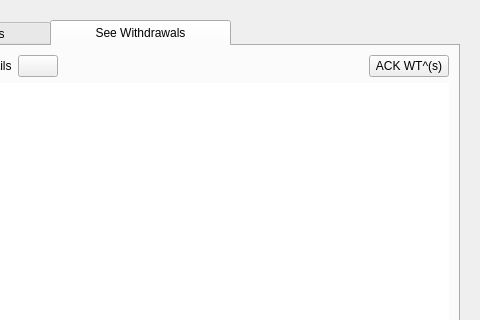
First picture: the form in src/qt/forms/sidechainpage.ui, repository torkelrogstad/mainchain, before the edit; both pictures show x 516 to 996 and y 0 to 320 of the 996 by 436 pixel window.
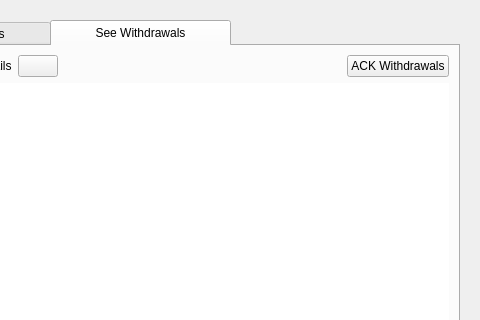
Second picture: the form after the edit. The open tabs and pages were chosen to show the change. Icons and pictures are not drawn. Custom widgets are drawn as their Qt base class.

Commit message:
Refactoring: spell out Withdrawal instead of WT^
* Replace mentions of WT^ with "Withdrawal"

* Update functions and file names to replace "WTPrime" with "Withdrawal"

* Update RPC function names

* Update UI labels

What changed in the file:
```diff
--- a/src/qt/forms/sidechainpage.ui
+++ b/src/qt/forms/sidechainpage.ui
@@ -6,7 +6,7 @@
    <rect>
     <x>0</x>
     <y>0</y>
-    <width>944</width>
+    <width>994</width>
     <height>436</height>
    </rect>
   </property>
@@ -490,7 +490,7 @@
              <item>
               <widget class="QPushButton" name="pushButtonWTPrimeVote">
                <property name="text">
-                <string>ACK WT^(s)</string>
+                <string>ACK Withdrawals</string>
                </property>
                <property name="iconSize">
                 <size>
```
Left out of the diff: 4 changed lines with no effect on the pictures. The commit also changes 39 other files.
